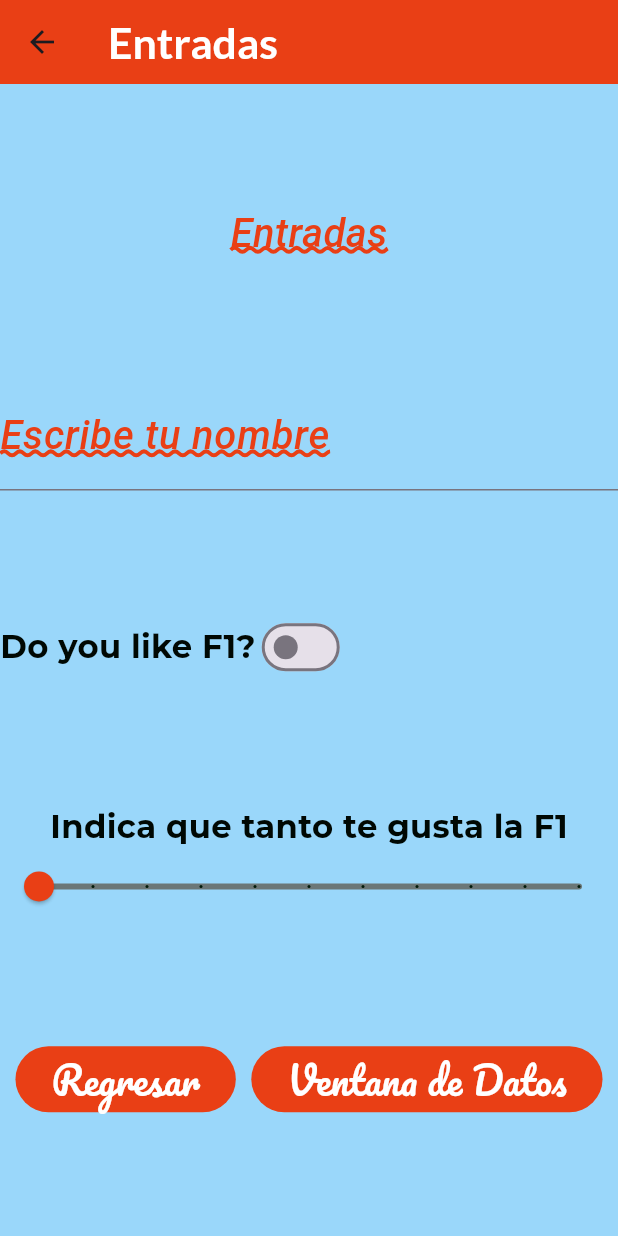
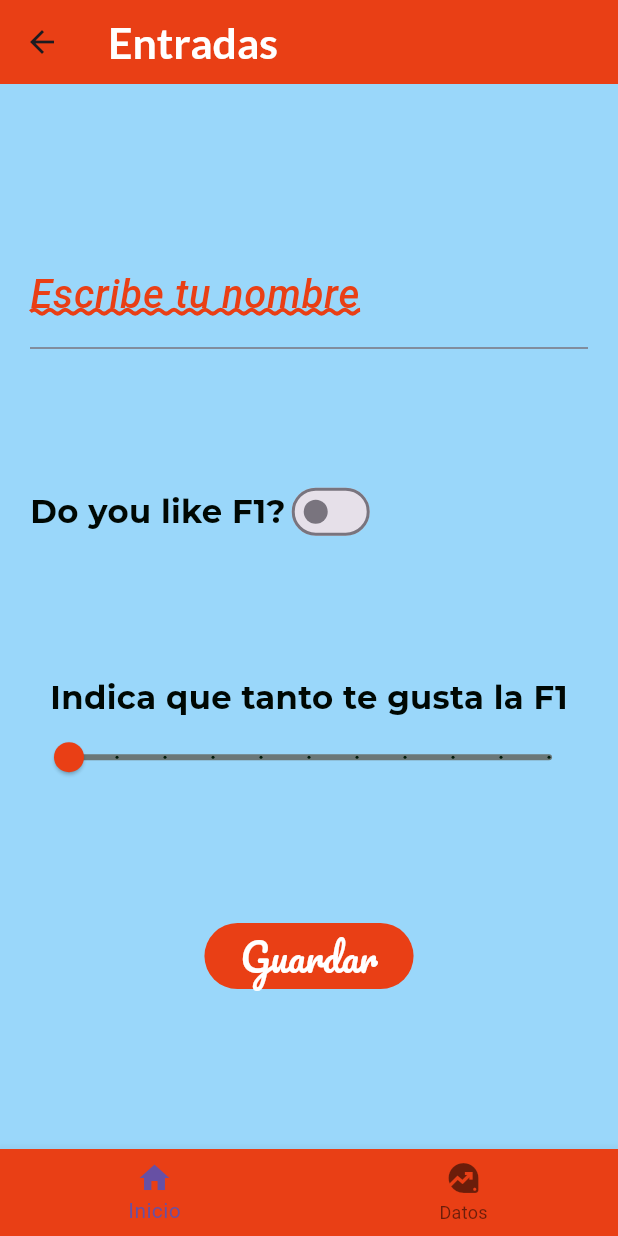
Before and after one commit to jersain28/componentes_flutter, a Flutter app: the InputsScreen screen opened directly, on a phone screen of 412 x 824 dp. Run offline on Flutter 3.47's test engine with Material 3 defaults, Android fonts, the phone set to English and light mode, and no system bars; our stand-ins replace google_fonts; Roboto replaces fonts that are missing (Acme).

```diff
--- a/lib/screens/inputs_screen.dart
+++ b/lib/screens/inputs_screen.dart
@@ -18,32 +18,33 @@ class _InputsScreenState extends State<InputsScreen> {
       appBar: AppBar(
         title: const Text('Entradas'),
       ),
-      body: Column(
+      body: Padding(
+        padding: const EdgeInsets.all(20.0),
+        child: Column(
           mainAxisAlignment: MainAxisAlignment.spaceEvenly,
           children: [
-          Text(
-            'Entradas',
-            style: AppTheme.lightTheme.textTheme.headlineLarge,
-          ),
             entradaNombre(),
             entradaSwitch(),
             entradaSlider(),
-          const Row(
-            mainAxisAlignment: MainAxisAlignment.spaceEvenly,
-            children: [
-              ElevatedButton(
+            const ElevatedButton(
                   onPressed: null,
                   child: Text(
-                  'Regresar',
-                )
-              ),
-              ElevatedButton(
-                onPressed: null,
-                child: Text(
-                   'Ventana de Datos',
+                     'Guardar',
                   )
                 ),
               ],
+            ),
+        ),
+        bottomNavigationBar: BottomNavigationBar(
+          backgroundColor: AppTheme.primaryColor,
+          items: const [
+            BottomNavigationBarItem(
+              icon: Icon(Icons.home),
+              label: 'Inicio',
+            ),
+            BottomNavigationBarItem(
+              icon: Icon(Icons.data_exploration),
+              label: 'Datos',
             ),
           ],
         ),
```
Also changed, not shown: 1 other file. Lines whose indentation alone changed are shown as unchanged.
